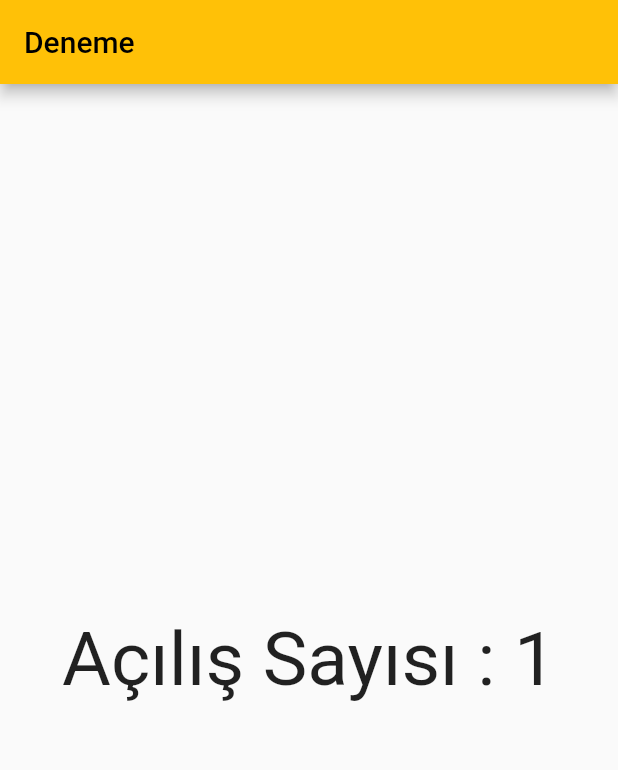
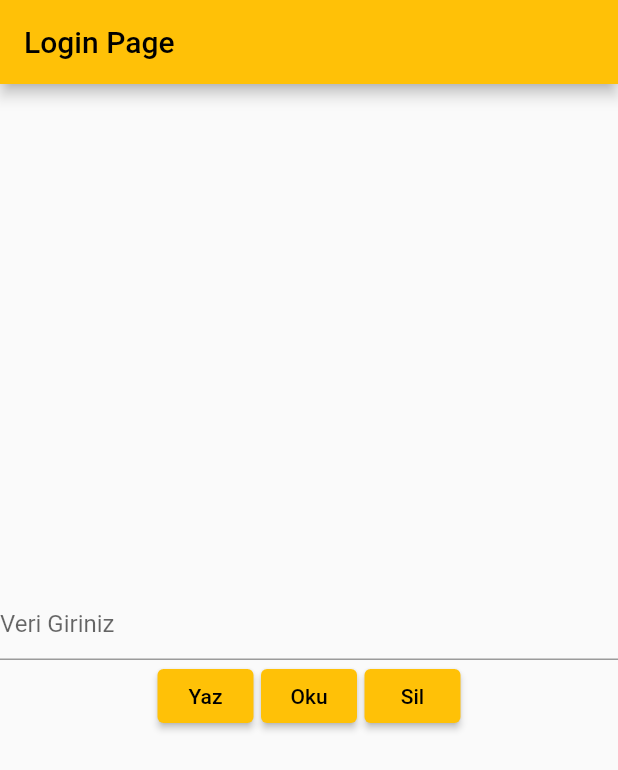
Before and after one commit to kececibora/Flutter-Basic-Training, a Flutter app: the screen it shows after launch, on a phone screen of 412 x 824 dp. Shown: the top 770 px of the screen. Run offline on Flutter 3.47's test engine with Material 2 defaults, Android fonts, the phone set to English and light mode, and no system bars; our stand-ins replace shared_preferences.

```diff
--- a/lib/main.dart
+++ b/lib/main.dart
@@ -1,5 +1,7 @@
+import 'dart:io';
+
 import 'package:flutter/material.dart';
-import 'package:shared_preferences/shared_preferences.dart';
+import 'package:path_provider/path_provider.dart';
 
 void main() {
   runApp(const MyApp());
@@ -17,7 +19,11 @@ class MyApp extends StatelessWidget {
       theme: ThemeData(
         primarySwatch: Colors.amber,
       ),
-      home: MyHomePage(),
+      home: GestureDetector(
+          onTap: () {
+            FocusManager.instance.primaryFocus?.unfocus();
+          },
+          child: MyHomePage()),
     );
   }
 }
@@ -30,38 +36,80 @@ class MyHomePage extends StatefulWidget {
 }
 
 class _MyHomePageState extends State<MyHomePage> {
-  int sayac = 0;
+  var tfgirdi = TextEditingController();
 
-  Future<void> sayacKontrol() async {
-    var sp = await SharedPreferences.getInstance();
+  Future<void> veriYaz() async {
+    var ad = await getApplicationDocumentsDirectory();
+    var uygulamaDosyalamaYolu = await ad.path;
+    var dosya = File("$uygulamaDosyalamaYolu/dosyam.txt");
 
-    sayac = sp.getInt("sayac") ?? 0;
-
-    setState(() {
-      sayac = sayac + 1;
-    });
-
-    sp.setInt("sayac", sayac);
+    dosya.writeAsString(tfgirdi.text);
+    tfgirdi.text = "";
   }
 
-  @override
-  void initState() {
-    sayacKontrol();
-    super.initState();
+  Future<void> veriOku() async {
+    try {
+      var ad = await getApplicationDocumentsDirectory();
+      var uygulamaDosyalamaYolu = await ad.path;
+      var dosya = File("$uygulamaDosyalamaYolu/dosyam.txt");
+      String okunanVeri = await dosya.readAsString();
+      tfgirdi.text = okunanVeri;
+    } catch (e) {
+      e.toString();
+    }
+  }
+
+  Future<void> veriSil() async {
+    var ad = await getApplicationDocumentsDirectory();
+    var uygulamaDosyalamaYolu = await ad.path;
+    var dosya = File("$uygulamaDosyalamaYolu/dosyam.txt");
+
+    if (dosya.existsSync()) {
+      dosya.delete();
+    }
   }
 
   @override
   Widget build(BuildContext context) {
     return Scaffold(
       appBar: AppBar(
-        title: Text("Deneme"),
+        title: Text("Login Page"),
       ),
       body: Center(
         child: Column(
           children: <Widget>[
-            Text(
-              "Açılış Sayısı : $sayac",
-              style: TextStyle(fontSize: 50),
+            TextField(
+              controller: tfgirdi,
+              decoration: InputDecoration(hintText: "Veri Giriniz"),
+            ),
+            Row(
+              mainAxisAlignment: MainAxisAlignment.center,
+              children: [
+                ElevatedButton(
+                  onPressed: () {
+                    veriYaz();
+                  },
+                  child: Text("Yaz"),
+                ),
+                SizedBox(
+                  width: 5,
+                ),
+                ElevatedButton(
+                  onPressed: () {
+                    veriOku();
+                  },
+                  child: Text("Oku"),
+                ),
+                SizedBox(
+                  width: 5,
+                ),
+                ElevatedButton(
+                  onPressed: () {
+                    veriSil();
+                  },
+                  child: Text("Sil"),
+                ),
+              ],
             )
           ],
           mainAxisAlignment: MainAxisAlignment.center,
--- a/pubspec.yaml
+++ b/pubspec.yaml
@@ -36,6 +36,7 @@ dependencies:
   # Use with the CupertinoIcons class for iOS style icons.
   cupertino_icons: ^1.0.2
   shared_preferences: ^2.0.15
+  path_provider: ^2.0.11
 
 dev_dependencies:
   flutter_test:
```
Also changed, not shown: pubspec.lock, 2 other files.
